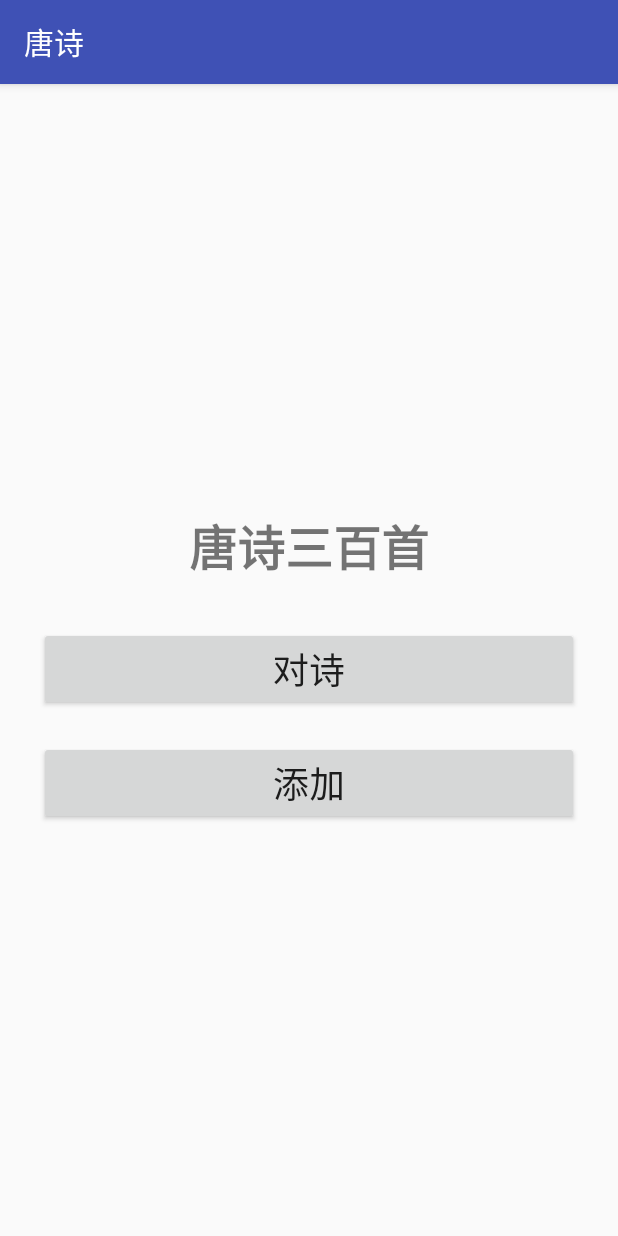
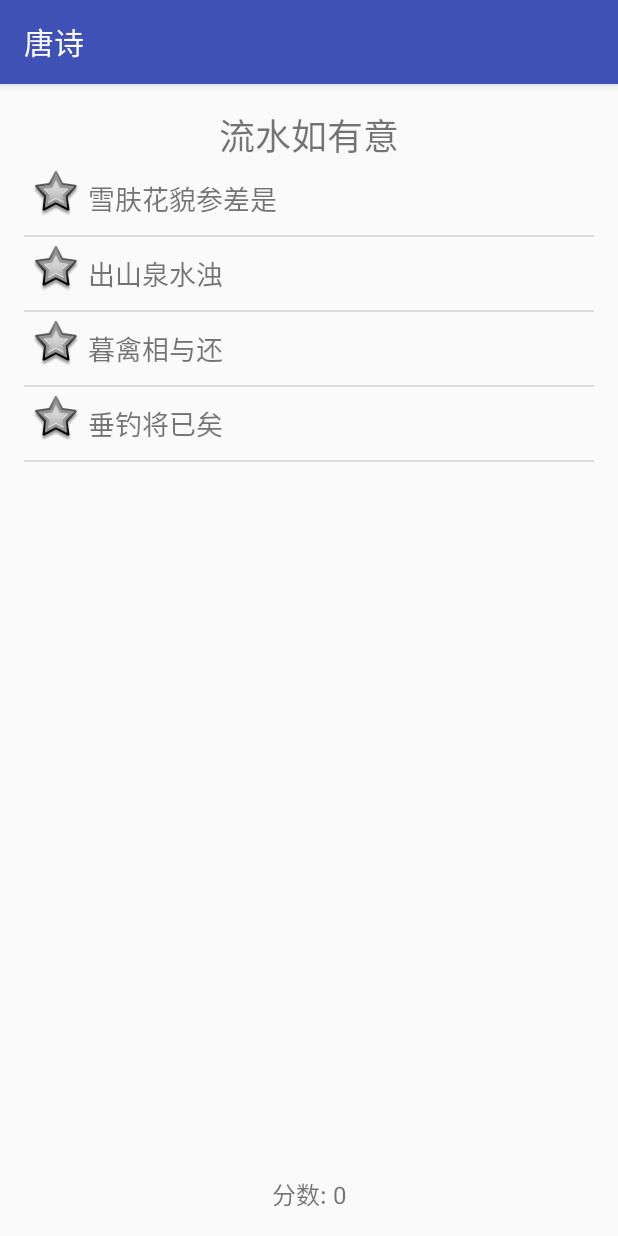
Before and after one commit to ChuGeX/TangShi, an Android app: the screen it shows after launch (MainActivity before the commit, QuizActivity after it), after a tap on "对诗", on a phone screen of 412 x 824 dp. Run offline under Robolectric (Android 15) with nearby library versions, the phone set to English and light mode, and no system bars.

Commit message:
Add Quiz Activity

```diff
--- a/app/src/main/AndroidManifest.xml
+++ b/app/src/main/AndroidManifest.xml
@@ -15,6 +15,7 @@
                 <category android:name="android.intent.category.LAUNCHER" />
             </intent-filter>
         </activity>
+        <activity android:name=".QuizActivity"></activity>
     </application>
 
 </manifest>
--- a/app/src/main/java/dev/eecs/hg/tangshi/MainActivity.java
+++ b/app/src/main/java/dev/eecs/hg/tangshi/MainActivity.java
@@ -1,5 +1,6 @@
 package dev.eecs.hg.tangshi;
 
+import android.content.Intent;
 import android.os.Bundle;
 import android.support.v7.app.AppCompatActivity;
 import android.view.View;
@@ -15,6 +16,8 @@ public class MainActivity extends AppCompatActivity {
     }
 
     public void duiShiClicked(View view) {
+        Intent intent = new Intent(this, QuizActivity.class);
+        startActivity(intent);
     }
 
     public void tianJiaClicked(View view) {
--- /dev/null
+++ b/app/src/main/java/dev/eecs/hg/tangshi/QuizActivity.java
@@ -0,0 +1,150 @@
+package dev.eecs.hg.tangshi;
+
+import android.media.MediaPlayer;
+import android.os.Bundle;
+import android.os.Handler;
+import android.os.Looper;
+import android.support.v7.app.AppCompatActivity;
+import android.view.View;
+import android.widget.AdapterView;
+import android.widget.ArrayAdapter;
+import android.widget.ImageView;
+import android.widget.ListView;
+import android.widget.TextView;
+import android.widget.Toast;
+
+import java.util.ArrayList;
+import java.util.Collections;
+import java.util.HashMap;
+import java.util.Random;
+import java.util.Scanner;
+
+public class QuizActivity extends AppCompatActivity implements AdapterView.OnItemClickListener {
+    private HashMap<String, String> dictionary;
+    private ArrayList<String> xia;
+    private ArrayAdapter<String> adapter;
+    private int score = 0;
+    private final int SCORE_MEI_JU = 5;
+    private MediaPlayer gotit;
+    private MediaPlayer loseit;
+    private ImageView state = null;
+    private int answer_index;
+
+
+    @Override
+    protected void onCreate(Bundle savedInstanceState) {
+        super.onCreate(savedInstanceState);
+        setContentView(R.layout.activity_quiz);
+
+        xia = new ArrayList<>();
+        adapter = new ArrayAdapter<>(
+                this,
+                R.layout.shi_list_item,
+                R.id.shi_item_text,
+                xia);
+        ListView shi_list = (ListView) findViewById(R.id.shi_list);
+        shi_list.setAdapter(adapter);
+        shi_list.setOnItemClickListener(this);
+
+        readShiFile();
+
+    }
+
+
+
+    private void readShiFile() {
+        Scanner scanner = new Scanner(getResources().openRawResource(R.raw.shi300));
+        dictionary = new HashMap<>();
+        readShiJu(scanner);
+    }
+
+    private void readShiJu(Scanner scanner) {
+        while (scanner.hasNextLine()) {
+            String shiju = scanner.nextLine();
+            if (shiju.contains("-")) {
+                String[] shidui = shiju.split("-");
+                dictionary.put(shidui[0], shidui[1]);
+            }
+        }
+
+        getQuiz();
+    }
+
+    private void getQuiz() {
+        ArrayList<String> quizKey = new ArrayList(dictionary.keySet());
+        Collections.shuffle(quizKey);
+        answer_index = new Random().nextInt(4);
+        String shang = quizKey.get(answer_index);
+        TextView shang_ju = (TextView) findViewById(R.id.shang_ju);
+        shang_ju.setText(shang);
+
+        xia.clear();
+        String xiaju;
+        for (int i = 0; i < 4; i++) {
+            xiaju = dictionary.get(quizKey.get(i));
+            xia.add(xiaju);
+        }
+        adapter.notifyDataSetChanged();
+    }
+
+
+
+    @Override
+    public void onItemClick(AdapterView<?> parent, View view, int position, long id) {
+        final ListView shi_list = (ListView) findViewById(R.id.shi_list);
+        shi_list.setEnabled(false);
+        View right_answer = shi_list.getChildAt(answer_index);
+        state = (ImageView) right_answer.findViewById(R.id.dui_cuo);
+        state.setImageResource(android.R.drawable.star_big_on);
+        if (answer_index == position) {
+            Toast.makeText(this, "对了", Toast.LENGTH_SHORT).show();
+            gotit.start();
+            score += 5;
+        } else {
+            Toast.makeText(this, "错了", Toast.LENGTH_SHORT).show();
+            loseit.start();
+            score -= 5;
+        }
+        TextView score_text = (TextView) findViewById(R.id.score_text);
+        score_text.setText("分数: " + score);
+        new Handler(Looper.getMainLooper()).postDelayed(new Runnable() {
+            @Override
+            public void run() {
+                state.setImageResource(android.R.drawable.star_big_off);
+                shi_list.setEnabled(true);
+                getQuiz();
+            }
+        }, 2000);
+    }
+
+
+    @Override
+    protected void onSaveInstanceState(Bundle outState) {
+        super.onSaveInstanceState(outState);
+        outState.putInt("score", score);
+    }
+
+    @Override
+    protected void onRestoreInstanceState(Bundle savedInstanceState) {
+        super.onRestoreInstanceState(savedInstanceState);
+        score = savedInstanceState.getInt("score");
+        TextView score_text = (TextView) findViewById(R.id.score_text);
+        score_text.setText("分数: " + score);
+    }
+
+    @Override
+    protected void onStart() {
+        super.onStart();
+        gotit = MediaPlayer.create(this, R.raw.dui);
+        loseit = MediaPlayer.create(this, R.raw.cuo);
+    }
+
+    @Override
+    protected void onStop() {
+        super.onStop();
+        gotit.release();
+        gotit = null;
+        loseit.release();
+        loseit = null;
+    }
+}
--- /dev/null
+++ b/app/src/main/res/layout/activity_quiz.xml
@@ -0,0 +1,37 @@
+<?xml version="1.0" encoding="utf-8"?>
+<LinearLayout xmlns:android="http://schemas.android.com/apk/res/android"
+    xmlns:tools="http://schemas.android.com/tools"
+    android:layout_width="match_parent"
+    android:layout_height="match_parent"
+    android:orientation="vertical"
+    android:paddingBottom="@dimen/activity_vertical_margin"
+    android:paddingLeft="@dimen/activity_horizontal_margin"
+    android:paddingRight="@dimen/activity_horizontal_margin"
+    android:paddingTop="@dimen/activity_vertical_margin"
+    tools:context="dev.eecs.hg.tangshi.QuizActivity">
+
+    <TextView
+        android:id="@+id/shang_ju"
+        android:layout_width="match_parent"
+        android:layout_height="wrap_content"
+        android:text="Quize"
+        android:textSize="24sp"
+        android:gravity="center"/>
+
+
+    <ListView
+        android:id="@+id/shi_list"
+        android:layout_width="match_parent"
+        android:layout_height="wrap_content"
+        android:layout_weight="1">
+    </ListView>
+
+    <TextView
+        android:id="@+id/score_text"
+        android:layout_width="wrap_content"
+        android:layout_height="wrap_content"
+        android:layout_gravity="center"
+        android:textSize="16sp"
+        android:text="分数: 0" />
+
+</LinearLayout>
--- /dev/null
+++ b/app/src/main/res/layout/shi_list_item.xml
@@ -0,0 +1,22 @@
+<?xml version="1.0" encoding="utf-8"?>
+<LinearLayout xmlns:android="http://schemas.android.com/apk/res/android"
+    android:orientation="horizontal" android:layout_width="match_parent"
+    android:padding="5dp"
+    android:layout_height="match_parent">
+
+    <ImageView
+        android:id="@+id/dui_cuo"
+        android:src="@android:drawable/star_big_off"
+        android:layout_width="wrap_content"
+        android:layout_height="wrap_content" />
+
+    <TextView
+        android:id="@+id/shi_item_text"
+        android:padding="5dp"
+        android:layout_weight="1"
+        android:layout_width="wrap_content"
+        android:layout_height="wrap_content"
+        android:text="hello"
+        android:textSize="18sp"/>
+
+</LinearLayout>
--- a/app/src/main/res/raw/shi300.txt
+++ b/app/src/main/res/raw/shi300.txt
@@ -1255,7 +1255,7 @@
 不寝听金钥-因风想玉珂
 明朝有封事-数问夜如何
 
-108杜甫：至德二载甫自京金光门出-问道归凤翔乾元初从左拾遗移华州掾与亲故别-因出此门有悲往事
+108杜甫：至德二载甫自京金光门出,问道归凤翔乾元初从左拾遗移华州掾与亲故别,因出此门有悲往事
 
 此道昔归顺-西郊胡正繁
 至今残破胆-应有未招魂
@@ -1700,7 +1700,7 @@
 
 迢峣太华俯咸京-天外三峰削不成
 武帝祠前云欲散-仙人掌上雨初晴
-河山北枕秦关险-驿树西连汉［田寺］平
+河山北枕秦关险-驿树西连汉畤平
 借问路傍名利客-无如此处学长生
 
 172祖咏：望蓟门
@@ -1916,7 +1916,7 @@
 203柳宗元：登柳州城楼寄漳汀封连四州刺史
 
 城上高楼接大荒-海天愁思正茫茫
-惊风乱［风占）芙蓉水-密雨斜侵薜荔墙
+惊风乱飐芙蓉水-密雨斜侵薜荔墙
 岭树重遮千里目-江流曲似九回肠
 共来百越文身地-犹自音书滞一乡
 
```
